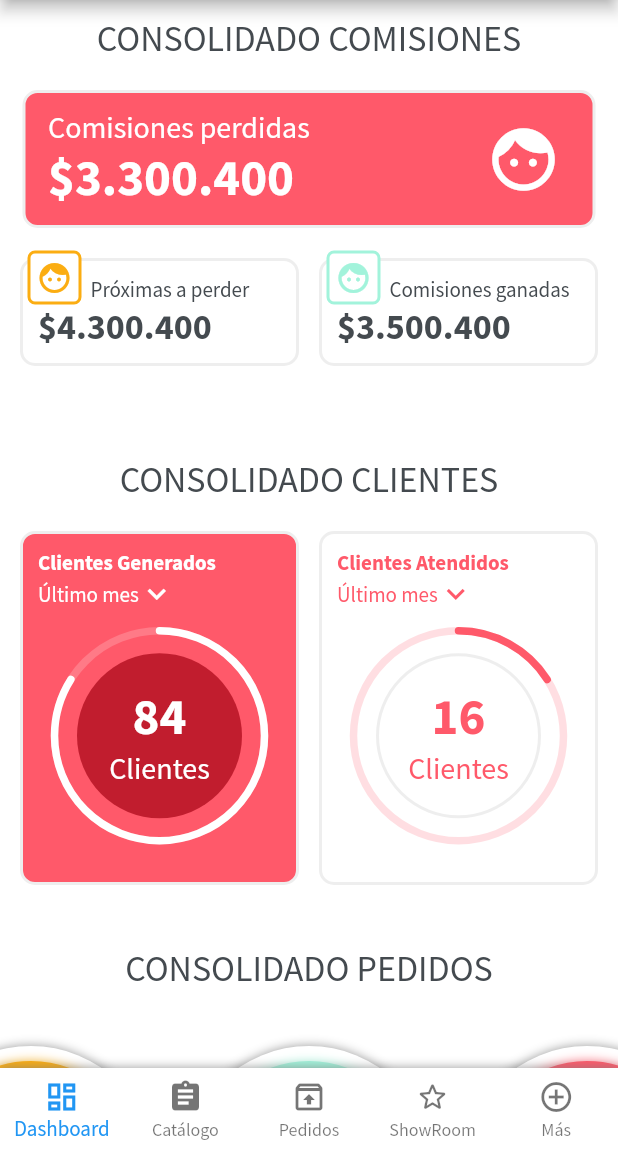
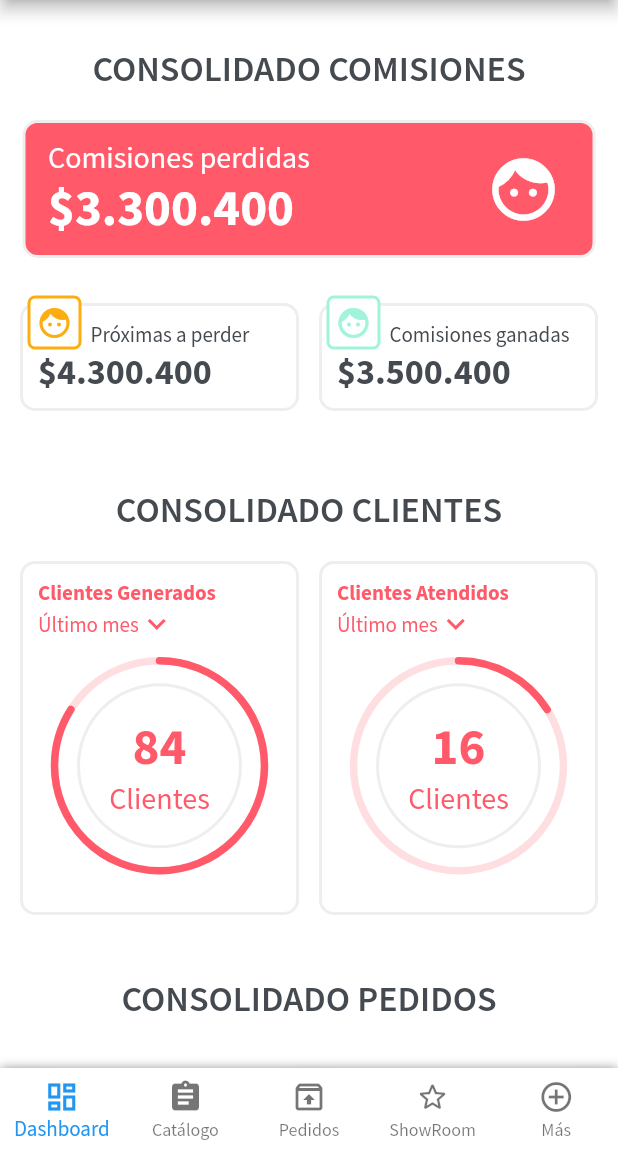
Before and after one commit to Lider-neuromedia/MontanaApp, a Flutter app: the screen it shows after launch, on a phone screen of 412 x 824 dp, the part 84-1236 px from its top. Run offline on Flutter 3.47's test engine with Material 2 defaults, Android fonts, the phone set to English and light mode, and no system bars; drawn by our look-alikes of percent_indicator; our stand-ins replace flutter_dotenv, shared_preferences.

Commit message:
Refactorizando dashboard de vendedor.

```diff
--- a/lib/pages/dashboard/dashboard_page.dart
+++ b/lib/pages/dashboard/dashboard_page.dart
@@ -9,10 +9,10 @@ import 'card_data.dart';
 class DashboardPage extends StatelessWidget {
   @override
   Widget build(BuildContext context) {
-    TextStyle titleStyle = Theme.of(context)
-        .textTheme
-        .headline5
-        .copyWith(color: CustomTheme.textColor1);
+    TextStyle titleStyle = Theme.of(context).textTheme.headline5.copyWith(
+          color: CustomTheme.textColor1,
+          fontWeight: FontWeight.w600,
+        );
 
     return Scaffold(
       backgroundColor: Colors.white,
@@ -22,7 +22,7 @@ class DashboardPage extends StatelessWidget {
       body: SingleChildScrollView(
         child: Column(
           children: [
-            SizedBox(height: 10.0),
+            SizedBox(height: 30.0),
             Text('CONSOLIDADO COMISIONES', style: titleStyle),
             SizedBox(height: 20.0),
             CardData(
@@ -32,70 +32,30 @@ class DashboardPage extends StatelessWidget {
               color: CustomTheme.yellowColor,
               isMain: true,
             ),
-            commissionsList(),
-            SizedBox(height: 40.0),
+            _CommisionsList(),
+            SizedBox(height: 20.0),
             Text('CONSOLIDADO CLIENTES', style: titleStyle),
             SizedBox(height: 20.0),
-            consolidatedClients(),
+            _ConsolidatedClients(),
             SizedBox(height: 40.0),
             Text('CONSOLIDADO PEDIDOS', style: titleStyle),
             SizedBox(height: 20.0),
-            consolidatedOrders(),
+            _ConsolidatedOrders(),
             SizedBox(height: 50.0),
           ],
         ),
       ),
     );
   }
+}
 
-  Widget commissionsList() {
-    return Container(
-      margin: EdgeInsets.symmetric(vertical: 20.0),
-      child: Row(
-        mainAxisAlignment: MainAxisAlignment.spaceEvenly,
-        children: [
-          CardData(
-            title: 'Próximas a perder',
-            value: '\$4.300.400',
-            icon: Icons.face,
-            color: CustomTheme.yellowColor,
-            isMain: false,
-          ),
-          CardData(
-            title: 'Comisiones ganadas',
-            value: '\$3.500.400',
-            icon: Icons.face,
-            color: CustomTheme.greenColor,
-            isMain: false,
-          ),
-        ],
-      ),
-    );
-  }
+class _ConsolidatedOrders extends StatelessWidget {
+  const _ConsolidatedOrders({
+    Key key,
+  }) : super(key: key);
 
-  Widget consolidatedClients() {
-    return Row(
-      mainAxisAlignment: MainAxisAlignment.spaceEvenly,
-      children: [
-        CardStatistic(
-          isMain: true,
-          title: 'Clientes Generados',
-          subtitle: 'Último mes',
-          value: 84,
-          label: 'Clientes',
-        ),
-        CardStatistic(
-          isMain: false,
-          title: 'Clientes Atendidos',
-          subtitle: 'Último mes',
-          value: 16,
-          label: 'Clientes',
-        ),
-      ],
-    );
-  }
-
-  Widget consolidatedOrders() {
+  @override
+  Widget build(BuildContext context) {
     PageController pageController = PageController(
       initialPage: 1,
       viewportFraction: 0.45,
@@ -129,3 +89,64 @@ class DashboardPage extends StatelessWidget {
     );
   }
 }
+
+class _ConsolidatedClients extends StatelessWidget {
+  const _ConsolidatedClients({
+    Key key,
+  }) : super(key: key);
+
+  @override
+  Widget build(BuildContext context) {
+    return Row(
+      mainAxisAlignment: MainAxisAlignment.spaceEvenly,
+      children: [
+        CardStatistic(
+          isMain: false,
+          title: 'Clientes Generados',
+          subtitle: 'Último mes',
+          value: 84,
+          label: 'Clientes',
+        ),
+        CardStatistic(
+          isMain: false,
+          title: 'Clientes Atendidos',
+          subtitle: 'Último mes',
+          value: 16,
+          label: 'Clientes',
+        ),
+      ],
+    );
+  }
+}
+
+class _CommisionsList extends StatelessWidget {
+  const _CommisionsList({
+    Key key,
+  }) : super(key: key);
+
+  @override
+  Widget build(BuildContext context) {
+    return Container(
+      margin: EdgeInsets.symmetric(vertical: 30.0),
+      child: Row(
+        mainAxisAlignment: MainAxisAlignment.spaceEvenly,
+        children: [
+          CardData(
+            title: 'Próximas a perder',
+            value: '\$4.300.400',
+            icon: Icons.face,
+            color: CustomTheme.yellowColor,
+            isMain: false,
+          ),
+          CardData(
+            title: 'Comisiones ganadas',
+            value: '\$3.500.400',
+            icon: Icons.face,
+            color: CustomTheme.greenColor,
+            isMain: false,
+          ),
+        ],
+      ),
+    );
+  }
+}
```
